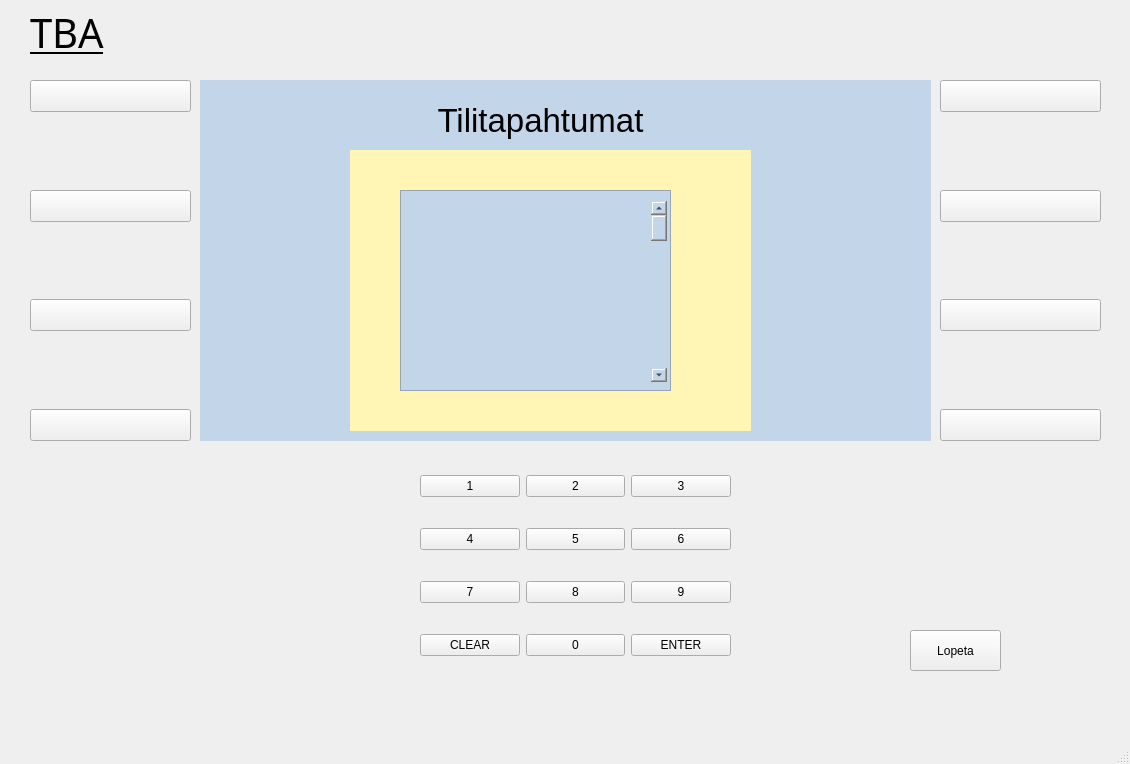
Before: the Qt Designer form bank-automat/mainwindow.ui in maennenajere/ATM-Project-2024, drawn with Qt 5.
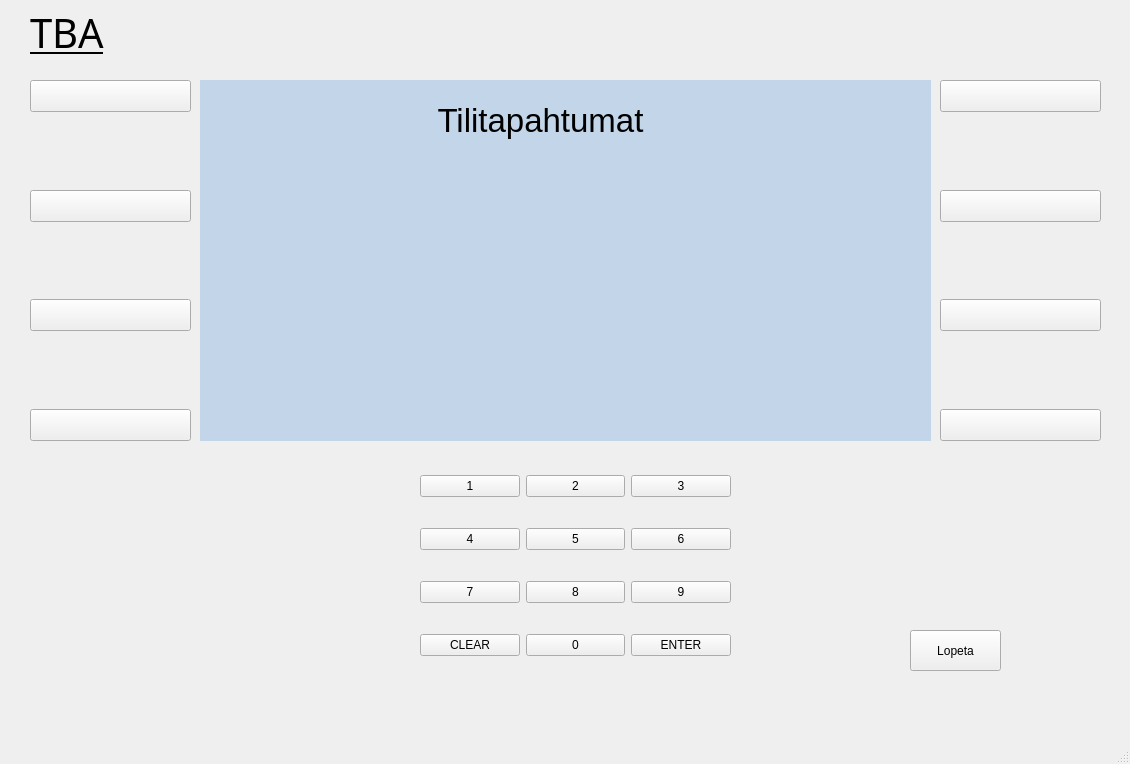
After: the same form once the commit is applied. The open tabs and pages were chosen to show the change.

What changed in the file:
```diff
--- a/bank-automat/mainwindow.ui
+++ b/bank-automat/mainwindow.ui
@@ -5366,49 +5366,18 @@
         <height>281</height>
        </rect>
       </property>
+      <property name="font">
+       <font>
+        <bold>true</bold>
+       </font>
+      </property>
       <property name="styleSheet">
-       <string notr="true">background-color:rgb(255, 246, 182);</string>
+       <string notr="true"/>
       </property>
       <property name="text">
        <string/>
       </property>
      </widget>
-     <widget class="QScrollArea" name="scrollArea">
-      <property name="geometry">
-       <rect>
-        <x>200</x>
-        <y>110</y>
-        <width>271</width>
-        <height>201</height>
-       </rect>
-      </property>
-      <property name="widgetResizable">
-       <bool>true</bool>
-      </property>
-      <widget class="QWidget" name="scrollAreaWidgetContents">
-       <property name="geometry">
-        <rect>
-         <x>0</x>
-         <y>0</y>
-         <width>269</width>
-         <height>199</height>
-        </rect>
-       </property>
-       <widget class="QScrollBar" name="verticalScrollBar">
-        <property name="geometry">
-         <rect>
-          <x>250</x>
-          <y>10</y>
-          <width>16</width>
-          <height>181</height>
-         </rect>
-        </property>
-        <property name="orientation">
-         <enum>Qt::Vertical</enum>
-        </property>
-       </widget>
-      </widget>
-     </widget>
     </widget>
     <widget class="QWidget" name="stackBalance">
      <widget class="QLabel" name="labelBalanceTitle">
```
Left out of the diff: 14 changed lines with no effect on the pictures.
